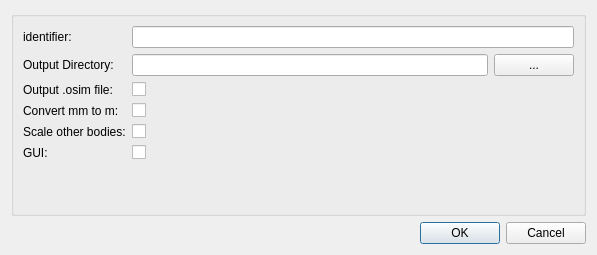
Old version of the form mapclientplugins/fieldworkgait2392geomstep/qt/configuredialog.ui in the repository mapclient-plugins/fieldworkgait2392geomstep.
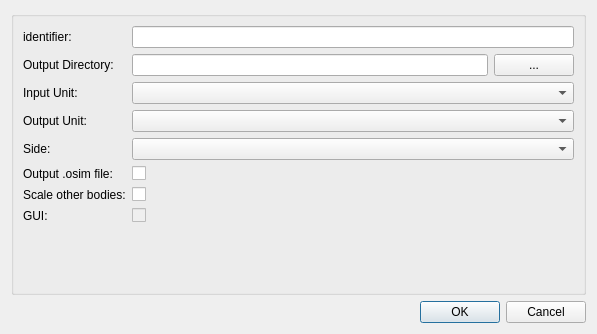
New version of the form.

Commit message: customises knee joint spline, added side config

What changed in the file:
```diff
--- a/mapclientplugins/fieldworkgait2392geomstep/qt/configuredialog.ui
+++ b/mapclientplugins/fieldworkgait2392geomstep/qt/configuredialog.ui
@@ -7,7 +7,7 @@
     <x>0</x>
     <y>0</y>
     <width>597</width>
-    <height>255</height>
+    <height>334</height>
    </rect>
   </property>
   <property name="windowTitle">
@@ -40,75 +40,94 @@
         </property>
        </widget>
       </item>
-      <item row="2" column="0">
+      <item row="1" column="1">
+       <layout class="QHBoxLayout" name="horizontalLayout">
+        <item>
+         <widget class="QLineEdit" name="lineEdit_osim_output_dir"/>
+        </item>
+        <item>
+         <widget class="QPushButton" name="pushButton_osim_output_dir">
+          <property name="text">
+           <string>...</string>
+          </property>
+         </widget>
+        </item>
+       </layout>
+      </item>
+      <item row="5" column="0">
        <widget class="QLabel" name="label_10">
         <property name="text">
          <string>Output .osim file:</string>
         </property>
        </widget>
       </item>
-      <item row="2" column="1">
+      <item row="5" column="1">
        <widget class="QCheckBox" name="checkBox_write_osim_file">
         <property name="text">
          <string/>
         </property>
        </widget>
       </item>
-      <item row="3" column="0">
-       <widget class="QLabel" name="label_2">
-        <property name="text">
-         <string>Convert mm to m:</string>
-        </property>
-       </widget>
-      </item>
-      <item row="3" column="1">
-       <widget class="QCheckBox" name="checkBox_convert_mm_to_m">
-        <property name="text">
-         <string/>
-        </property>
-       </widget>
-      </item>
-      <item row="4" column="0">
+      <item row="6" column="0">
        <widget class="QLabel" name="label_3">
         <property name="text">
          <string>Scale other bodies:</string>
         </property>
        </widget>
       </item>
-      <item row="4" column="1">
+      <item row="6" column="1">
        <widget class="QCheckBox" name="checkBox_scale_other_bodies">
         <property name="text">
          <string/>
         </property>
        </widget>
       </item>
-      <item row="5" column="0">
+      <item row="7" column="0">
        <widget class="QLabel" name="label_11">
         <property name="text">
          <string>GUI:</string>
         </property>
        </widget>
       </item>
-      <item row="5" column="1">
+      <item row="7" column="1">
        <widget class="QCheckBox" name="checkBox_GUI">
+        <property name="enabled">
+         <bool>false</bool>
+        </property>
         <property name="text">
          <string/>
         </property>
        </widget>
       </item>
-      <item row="1" column="1">
-       <layout class="QHBoxLayout" name="horizontalLayout">
-        <item>
-         <widget class="QLineEdit" name="lineEdit_osim_output_dir"/>
-        </item>
-        <item>
-         <widget class="QPushButton" name="pushButton_osim_output_dir">
+      <item row="2" column="0">
+       <widget class="QLabel" name="label_2">
+        <property name="text">
+         <string>Input Unit:</string>
+        </property>
+       </widget>
+      </item>
+      <item row="3" column="0">
+       <widget class="QLabel" name="label_4">
           <property name="text">
-           <string>...</string>
+         <string>Output Unit:</string>
           </property>
          </widget>
         </item>
-       </layout>
+      <item row="2" column="1">
+       <widget class="QComboBox" name="comboBox_in_unit"/>
+      </item>
+      <item row="3" column="1">
+       <widget class="QComboBox" name="comboBox_out_unit"/>
+      </item>
+      <item row="4" column="0">
+       <widget class="QLabel" name="label_5">
+        <property name="text">
+         <string>Side:</string>
+        </property>
+       </widget>
+      </item>
+      <item row="4" column="1">
+       <widget class="QComboBox" name="comboBox_side"/>
       </item>
      </layout>
     </widget>
```
Left out of the diff: 4 changed lines with no effect on the pictures. Lines whose indentation alone changed are shown as unchanged. The commit also changes 4 other files.
